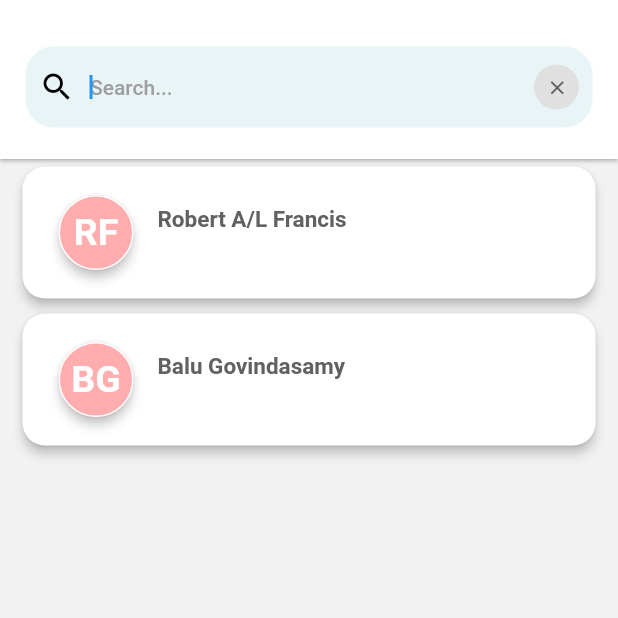
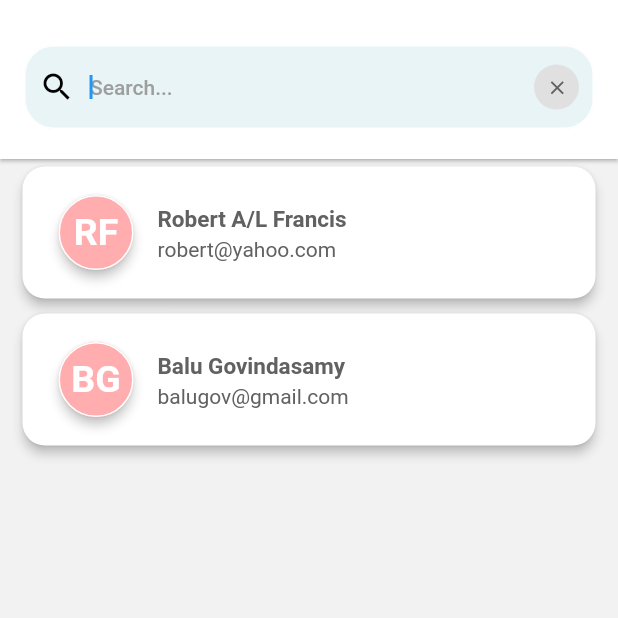
Before and after one commit to Achudh/cg_flutter_implementation, a Flutter app: the Home screen opened directly, on a phone screen of 412 x 824 dp, the top half of it. Run offline on Flutter 3.47's test engine with Material 3 defaults, Android fonts, the phone set to English and light mode, and no system bars; our stand-ins replace flutter_riverpod, freezed_annotation.

Commit message:
fix email ui bug

```diff
--- a/lib/features/home/presentation/widgets/contacts_list.dart
+++ b/lib/features/home/presentation/widgets/contacts_list.dart
@@ -45,6 +45,9 @@ class ContactsList extends ConsumerWidget {
                       ),
                       subtitle: RichText(
                         text: TextSpan(
+                          style: TextStyle(
+                            color: Colors.grey.shade700,
+                          ),
                           children: [
                             highlightText(contact.email, searchQuery, false)
                           ],
```
